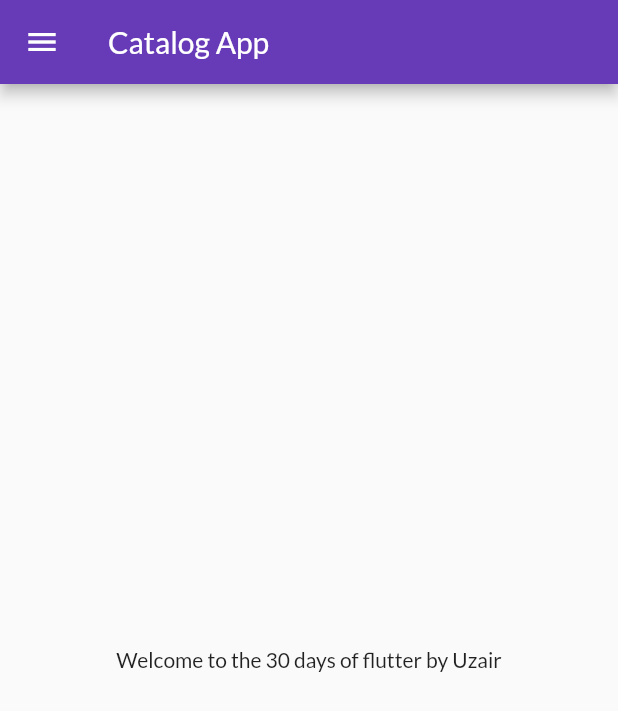
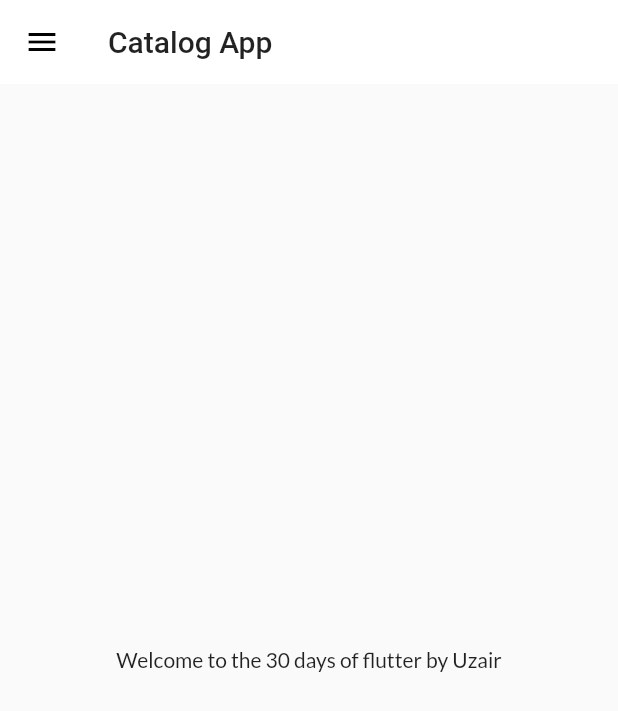
Before and after one commit to Uzairinshallah/30daysOfFlutter, a Flutter app: the screen it shows after launch, on a phone screen of 412 x 824 dp. Shown: the top 711 px of the screen. Run offline on Flutter 3.47's test engine with Material 2 defaults, Android fonts, the phone set to English and light mode, and no system bars; our stand-ins replace google_fonts; key blocks and very long unbroken strings in the code were emptied for the run.

Commit message:
theme extracted

```diff
--- a/lib/main.dart
+++ b/lib/main.dart
@@ -1,6 +1,7 @@
 import 'package:flutter/material.dart';
 import 'package:flutter_application_1/pages/login_page.dart';
 import 'package:flutter_application_1/utils/routes.dart';
+import 'package:flutter_application_1/widgets/themes.dart';
 import 'pages/home_page.dart';
 import 'package:google_fonts/google_fonts.dart';
 
@@ -14,15 +15,9 @@ class MyApp extends StatelessWidget {
     return MaterialApp(
       //home: HomePage(),
       themeMode: ThemeMode.light,
-      theme: ThemeData(
-        primarySwatch: Colors.deepPurple,
-        fontFamily: GoogleFonts.lato().fontFamily,
-        // primaryTextTheme: GoogleFonts.latoTextTheme(),
-      ),
+      theme: MyTheme.LightTheme(context),
+      darkTheme: MyTheme.DarkTheme(context),
       debugShowCheckedModeBanner: false,
-      darkTheme: ThemeData(
-        brightness: Brightness.dark,
-      ),
       initialRoute: MyRoutes.homeRoute,
       routes: {
         "/": (context) => LoginPage(),
--- a/lib/pages/home_page.dart
+++ b/lib/pages/home_page.dart
@@ -3,19 +3,19 @@ import 'package:flutter_application_1/widgets/drawer.dart';
 
 // ignore: must_be_immutable
 class HomePage extends StatelessWidget {
-  String name = "Uzair";
+  String name = 'Uzair';
   int days = 30;
 
   @override
   Widget build(BuildContext context) {
     return Scaffold(
       appBar: AppBar(
-        title: Text("Catalog App"),
+        title: Text('Catalog App'),
       ),
       body: Center(
         child: Container(
           child: Text(
-            "Welcome to the $days days of flutter by $name",
+            'Welcome to the $days days of flutter by $name',
           ),
         ),
       ),
--- /dev/null
+++ b/lib/widgets/themes.dart
@@ -0,0 +1,22 @@
+import 'package:flutter/material.dart';
+import 'package:flutter/material.dart';
+import 'package:google_fonts/google_fonts.dart';
+
+class MyTheme{
+  static ThemeData  LightTheme(BuildContext context) => ThemeData(
+        primarySwatch: Colors.deepPurple,
+        fontFamily: GoogleFonts.lato().fontFamily,
+        // primaryTextTheme: GoogleFonts.latoTextTheme(),
+        appBarTheme: AppBarTheme(
+          color: Colors.white,
+          elevation: 0.0,
+          iconTheme: IconThemeData(color: Colors.black),
+          textTheme: Theme.of(context).textTheme,
+        ),
+      );
+
+      static ThemeData DarkTheme(BuildContext context) => ThemeData(
+        brightness: Brightness.dark,
+        );
+
+}
```
